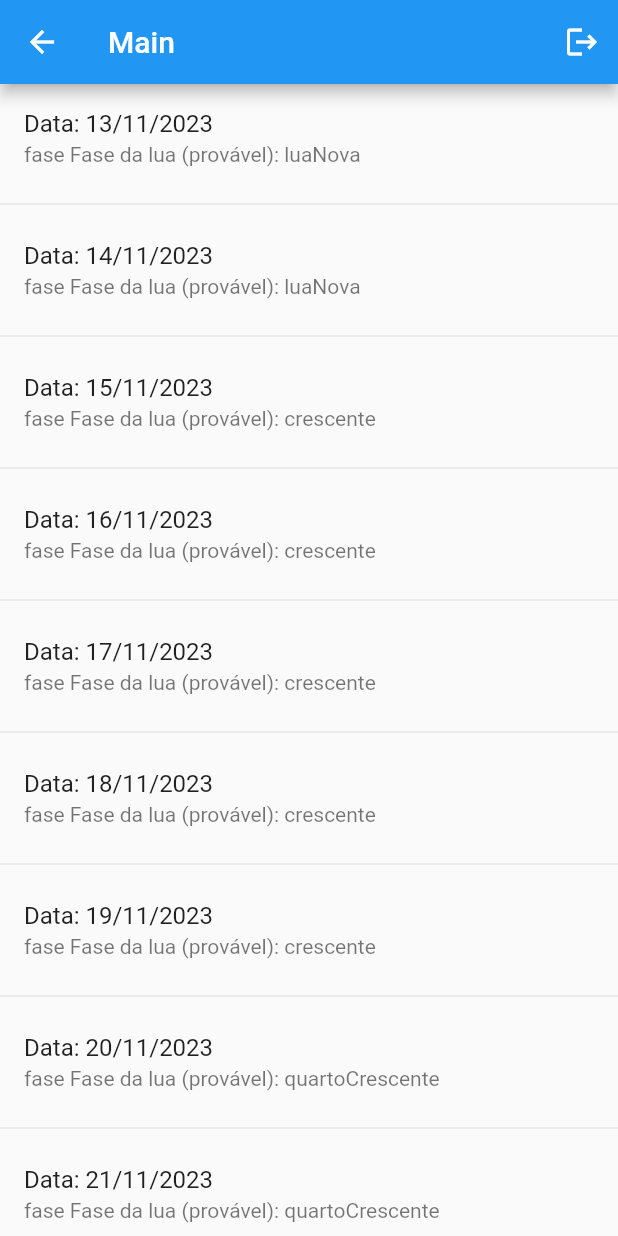
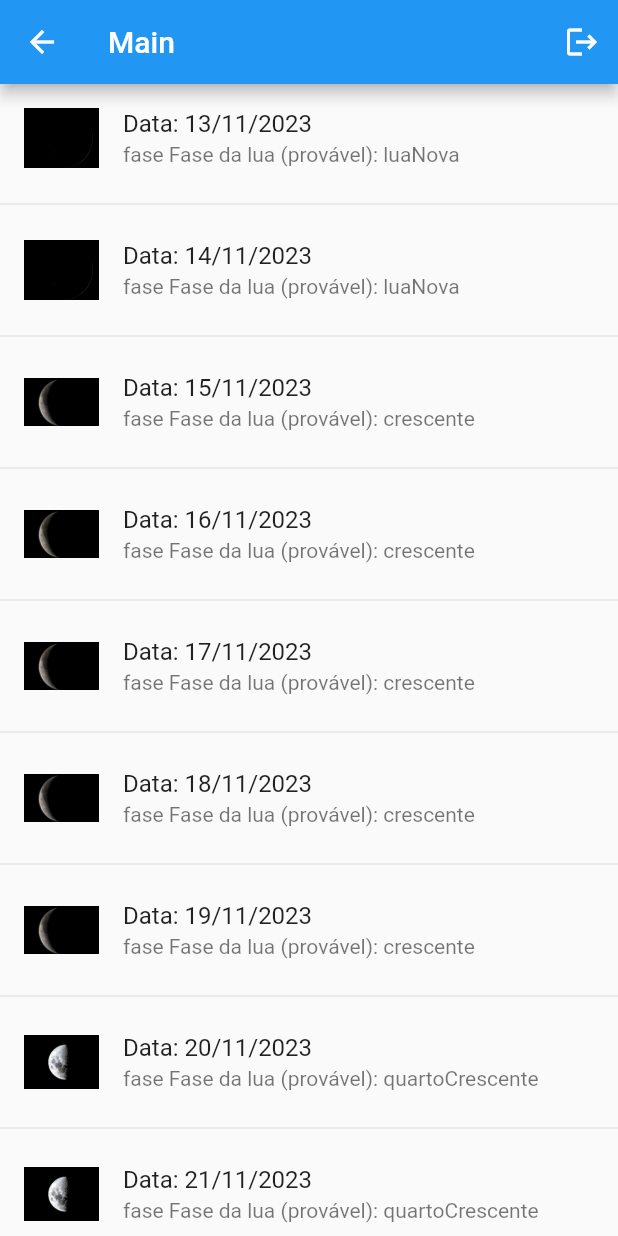
Before and after one commit to mapti-michel/flutter-projeto, a Flutter app: the MainPage screen opened by its route, on a phone screen of 412 x 824 dp. Run offline on Flutter 3.47's test engine with Material 2 defaults, Android fonts, the phone set to English and light mode, and no system bars; our stand-ins replace firebase_analytics, firebase_auth, firebase_core, flutter_slidable, shared_preferences; accounts and stored records are empty.

Commit message:
adicionando imagem na lista

```diff
--- a/fasesDaLua/lib/pages/lua_pages/luapage.dart
+++ b/fasesDaLua/lib/pages/lua_pages/luapage.dart
@@ -16,8 +16,9 @@ class LuaPage extends StatelessWidget {
       itemCount: 30,
       itemBuilder: (context, index) {
         return ListTile(
+          leading: Image.asset(_ImageFaseLua(index), height: 50, width: 50),
           title: Text('Data: ${_MonstraData(index)}'),
-          subtitle: Text('fase ${_FaseLua(index)}'),
+          subtitle:  Text('fase ${_FaseLua(index)}'),
         );
       }, separatorBuilder: (context, index) => Divider(),
 
@@ -38,4 +39,26 @@ class LuaPage extends StatelessWidget {
     return 'Fase da lua (provável): ${moon.getMoonPhaseConway(lunarDayConway).name}';
   }
 
+  _ImageFaseLua(int index) {
+    MoonPhase moon=MoonPhase();
+    var dateMonth =  currentDate.add(Duration(days: index));
+    // var lunarDayConway = moon.getLunarDay(dateMonth);
+    var lunarDayConway = moon.getLunarDayConway(dateMonth);
+    switch(moon.getMoonPhaseConway(lunarDayConway).index) {
+    case 0:
+      return "assets/imagens/luaNova.png";
+    case 1:
+      return "assets/imagens/luaCrescenteConcava.png";
+    case 2:
+      return "assets/imagens/quartoCrescente.png";
+    case 3:
+      return "assets/imagens/luaCheia.png";
+    case 4:
+      return "assets/imagens/luaMinguanteConvexa.png";
+    case 5:
+      return "assets/imagens/quartoMinguante.png";
+    default:
+      return "assets/imagens/luaMinguanteConcava.png";
+    }
+  }
 }
```
